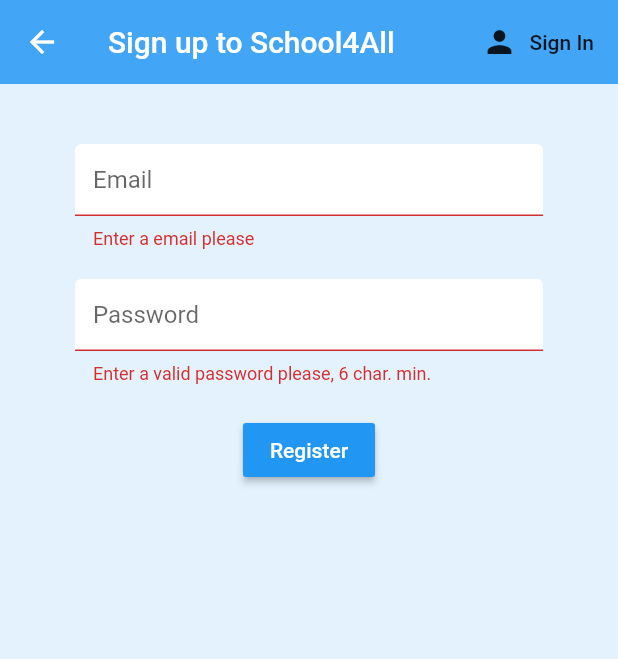
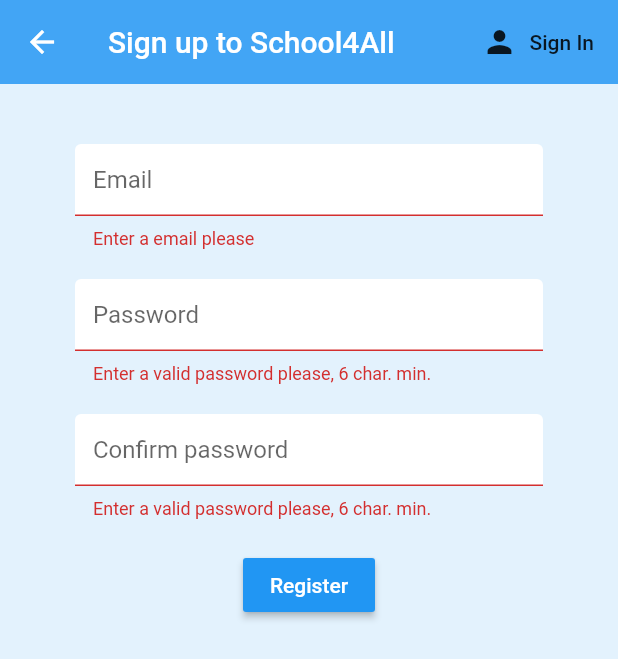
Before and after one commit to 15087/Application-Mobile-AM4L, a Flutter app: the Register screen opened directly, after a tap on "Register", on a phone screen of 412 x 824 dp. Shown: the top 659 px of the screen. Run offline on Flutter 3.47's test engine with Material 2 defaults, Android fonts, the phone set to English and light mode, and no system bars; our stand-ins replace cloud_firestore, firebase_auth, flutter_spinkit; accounts and stored records are empty.

Commit message:
16 and 17

```diff
--- a/app_mobile/lib/screens/authenticate/register.dart
+++ b/app_mobile/lib/screens/authenticate/register.dart
@@ -3,9 +3,7 @@
 import 'package:app_mobile/shared/loading.dart';
 import 'package:flutter/material.dart';
 
-
 class Register extends StatefulWidget {
-
   final Function toggleView;
   Register({this.toggleView});
 
@@ -14,7 +12,6 @@
 }
 
 class _RegisterState extends State<Register> {
-
   final AuthService _auth = AuthService();
   final _formKey = GlobalKey<FormState>();
   bool loading = false;
@@ -22,11 +19,14 @@
 //text field state
   String email = '';
   String password = '';
+  String passwordBis = '';
   String error = '';
 
   @override
   Widget build(BuildContext context) {
-    return loading? Loading() : Scaffold(
+    return loading
+        ? Loading()
+        : Scaffold(
             backgroundColor: Colors.blue[50],
             appBar: AppBar(
               backgroundColor: Colors.blue[400],
@@ -34,7 +34,7 @@
               title: Text('Sign up to School4All'),
               actions: <Widget>[
                 FlatButton.icon(
-            onPressed: (){
+                    onPressed: () {
                       widget.toggleView();
                     },
                     icon: Icon(Icons.person),
@@ -47,22 +47,40 @@
                 key: _formKey,
                 child: Column(
                   children: <Widget>[
-              SizedBox(height: 20.0,),
+                    SizedBox(
+                      height: 20.0,
+                    ),
                     TextFormField(
-                decoration: textInputDecoration.copyWith(hintText: 'Email'),
-                validator: (val) => val.isEmpty ? 'Enter a email please' : null,
-                onChanged: (val){
-                  setState(() => email = val );
+                      decoration:
+                          textInputDecoration.copyWith(hintText: 'Email'),
+                      validator: (val) =>
+                          val.isEmpty ? 'Enter a email please' : null,
+                      onChanged: (val) {
+                        setState(() => email = val);
                       },
                     ),
                     SizedBox(height: 20.0),
                     TextFormField(
-                decoration: textInputDecoration.copyWith(hintText: 'Password'),
-                validator: (val) => val.length < 6 ? 'Enter a valid password please, 6 char. min.' : null,
+                      decoration:
+                          textInputDecoration.copyWith(hintText: 'Password'),
+                      validator: (val) => val.length < 6
+                          ? 'Enter a valid password please, 6 char. min.'
+                          : null,
                       obscureText: true, //masque le mdp
-                onChanged: (val){
-                  setState(() => password = val );
-
+                      onChanged: (val) {
+                        setState(() => password = val);
+                      },
+                    ),
+                    SizedBox(height: 20.0),
+                    TextFormField(
+                      decoration: textInputDecoration.copyWith(
+                          hintText: 'Confirm password'),
+                      validator: (val) => val.length < 6
+                          ? 'Enter a valid password please, 6 char. min.'
+                          : null,
+                      obscureText: true, //masque le mdp
+                      onChanged: (val) {
+                        setState(() => passwordBis = val);
                       },
                     ),
                     SizedBox(height: 20.0),
@@ -73,19 +91,24 @@
                           style: TextStyle(color: Colors.white),
                         ),
                         onPressed: () async {
-                  if(_formKey.currentState.validate()){
+                          if (_formKey.currentState.validate()) {
+                            if (password == passwordBis) {
                               setState(() => loading = true);
-                    dynamic result = await _auth.registerWithEmailAndPassword(email, password);
-                    if( result == null){
+                              dynamic result =
+                                  await _auth.registerWithEmailAndPassword(
+                                      email, password);
+                              if (result == null) {
                                 setState(() {
                                   error = 'please supply a valid email';
                                   loading = false;
                                 });
                               }
                             }
-
+                          }
                         }),
-                SizedBox(height: 12.0,),
+                    SizedBox(
+                      height: 12.0,
+                    ),
                     Text(
                       error,
                       style: TextStyle(color: Colors.red, fontSize: 14.0),
--- a/app_mobile/lib/screens/authenticate/sign_in.dart
+++ b/app_mobile/lib/screens/authenticate/sign_in.dart
@@ -60,10 +60,9 @@
               TextFormField(
                 decoration: textInputDecoration.copyWith(hintText: 'Password'),
                 validator: (val) => val.length < 6 ? 'Enter a valid password please, 6 char. min.' : null,
-                obscureText: true, //masque le mdp
+                obscureText: true, //hide the password
                 onChanged: (val){
                   setState(() => password = val );
-
                 },
               ),
               SizedBox(height: 20.0),
--- /dev/null
+++ b/app_mobile/lib/services/userServices.dart
@@ -0,0 +1,16 @@
+import 'package:cloud_firestore/cloud_firestore.dart';
+
+class UserService {
+  final String uid;
+  UserService({this.uid});
+
+  // collection reference
+  final CollectionReference userCollection =
+      Firestore.instance.collection('users');
+
+  Future updateUserData(List<String> classes) async {
+    return await userCollection.document(uid).setData({
+      'classes': classes,
+    });
+  }
+}
```
Also changed, not shown: app_mobile/lib/services/auth.dart (+7 -1 lines). Lines whose indentation alone changed are shown as unchanged.
